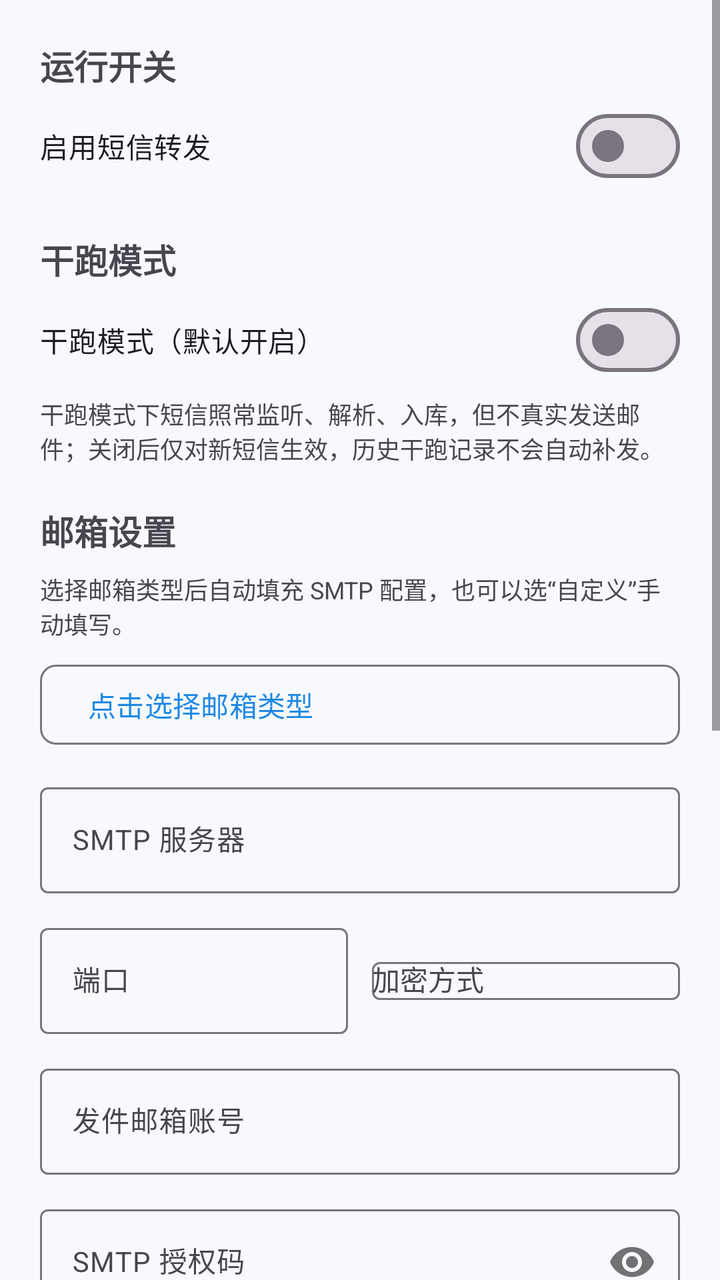
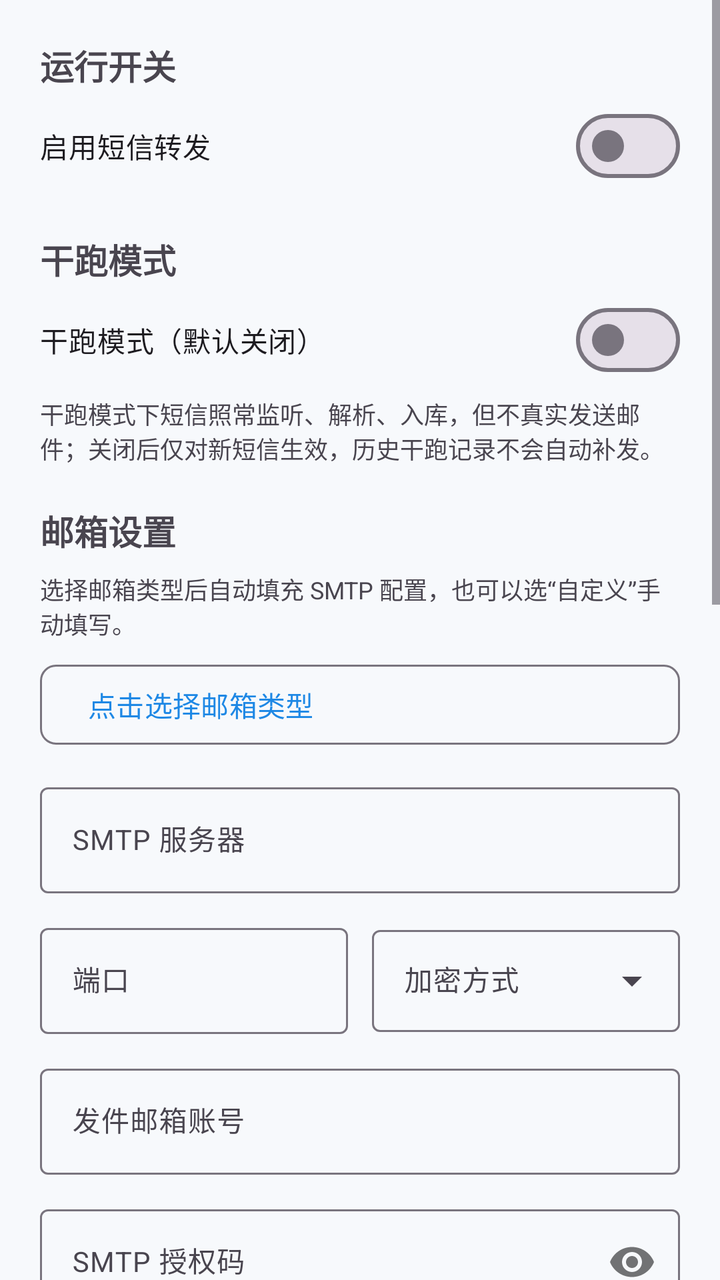

Two renders of the same Android screen: before a commit and after it. Below are the layout's source before the change and the commit's diff.
<!-- AndroidManifest.xml: application theme Theme.SmsForwarder -->
<!-- res/layout/activity_settings.xml -->
<?xml version="1.0" encoding="utf-8"?>
<ScrollView xmlns:android="http://schemas.android.com/apk/res/android"
    xmlns:app="http://schemas.android.com/apk/res-auto"
    android:layout_width="match_parent"
    android:layout_height="match_parent"
    android:fillViewport="true">

    <LinearLayout
        android:layout_width="match_parent"
        android:layout_height="wrap_content"
        android:orientation="vertical"
        android:padding="20dp">

        <TextView
            android:layout_width="wrap_content"
            android:layout_height="wrap_content"
            android:text="运行开关"
            android:textSize="17sp"
            android:textStyle="bold" />

        <com.google.android.material.materialswitch.MaterialSwitch
            android:id="@+id/switch_enabled"
            android:layout_width="match_parent"
            android:layout_height="wrap_content"
            android:layout_marginTop="4dp"
            android:text="启用短信转发"
            android:textSize="14sp" />

        <TextView
            android:layout_width="wrap_content"
            android:layout_height="wrap_content"
            android:layout_marginTop="20dp"
            android:text="干跑模式"
            android:textSize="17sp"
            android:textStyle="bold" />

        <com.google.android.material.materialswitch.MaterialSwitch
            android:id="@+id/switch_dry_run"
            android:layout_width="match_parent"
            android:layout_height="wrap_content"
            android:layout_marginTop="4dp"
            android:text="干跑模式（默认开启）"
            android:textSize="14sp" />

        <TextView
            android:layout_width="match_parent"
            android:layout_height="wrap_content"
            android:layout_marginTop="4dp"
            android:text="干跑模式下短信照常监听、解析、入库，但不真实发送邮件；关闭后仅对新短信生效，历史干跑记录不会自动补发。"
            android:textColor="?attr/colorOnSurfaceVariant"
            android:textSize="12sp" />

        <TextView
            android:layout_width="wrap_content"
            android:layout_height="wrap_content"
            android:layout_marginTop="20dp"
            android:text="邮箱设置"
            android:textSize="17sp"
            android:textStyle="bold" />

        <TextView
            android:layout_width="match_parent"
            android:layout_height="wrap_content"
            android:layout_marginTop="8dp"
            android:text="选择邮箱类型后自动填充 SMTP 配置，也可以选“自定义”手动填写。"
            android:textColor="?attr/colorOnSurfaceVariant"
            android:textSize="12sp" />

        <com.google.android.material.button.MaterialButton
            android:id="@+id/btn_mail_type"
            android:layout_width="match_parent"
            android:layout_height="wrap_content"
            android:layout_marginTop="8dp"
            android:text="点击选择邮箱类型"
            android:textSize="14sp"
            android:textAlignment="viewStart"
            style="@style/Widget.Material3.Button.OutlinedButton"
            app:cornerRadius="8dp" />

        <com.google.android.material.textfield.TextInputLayout
            android:id="@+id/ti_smtp_host"
            android:layout_width="match_parent"
            android:layout_height="wrap_content"
            android:layout_marginTop="12dp"
            android:hint="SMTP 服务器"
            style="@style/Widget.Material3.TextInputLayout.OutlinedBox">

            <com.google.android.material.textfield.TextInputEditText
                android:id="@+id/input_smtp_host"
                android:layout_width="match_parent"
                android:layout_height="wrap_content"
                android:textSize="14sp"
                android:inputType="textUri" />

        </com.google.android.material.textfield.TextInputLayout>

        <LinearLayout
            android:layout_width="match_parent"
            android:layout_height="wrap_content"
            android:layout_marginTop="12dp"
            android:orientation="horizontal">

            <com.google.android.material.textfield.TextInputLayout
                android:id="@+id/ti_smtp_port"
                android:layout_width="0dp"
                android:layout_height="wrap_content"
                android:layout_weight="1"
                android:hint="端口"
                style="@style/Widget.Material3.TextInputLayout.OutlinedBox">

                <com.google.android.material.textfield.TextInputEditText
                    android:id="@+id/input_smtp_port"
                    android:layout_width="match_parent"
                    android:layout_height="wrap_content"
                    android:textSize="14sp"
                    android:inputType="number" />

            </com.google.android.material.textfield.TextInputLayout>

            <Space
                android:layout_width="12dp"
                android:layout_height="1dp" />

            <com.google.android.material.textfield.TextInputLayout
                android:id="@+id/ti_encryption"
                android:layout_width="0dp"
                android:layout_height="wrap_content"
                android:layout_weight="1"
                android:hint="加密方式"
                style="@style/Widget.Material3.TextInputLayout.OutlinedBox">

                <com.google.android.material.textfield.MaterialAutoCompleteTextView
                    android:id="@+id/input_encryption"
                    android:layout_width="match_parent"
                    android:layout_height="wrap_content"
                    android:textSize="14sp"
                    android:inputType="none" />

            </com.google.android.material.textfield.TextInputLayout>

        </LinearLayout>

        <com.google.android.material.textfield.TextInputLayout
            android:id="@+id/ti_username"
            android:layout_width="match_parent"
            android:layout_height="wrap_content"
            android:layout_marginTop="12dp"
            android:hint="发件邮箱账号"
            style="@style/Widget.Material3.TextInputLayout.OutlinedBox">

            <com.google.android.material.textfield.TextInputEditText
                android:id="@+id/input_username"
                android:layout_width="match_parent"
                android:layout_height="wrap_content"
                android:textSize="14sp"
                android:inputType="textEmailAddress" />

        </com.google.android.material.textfield.TextInputLayout>

        <com.google.android.material.textfield.TextInputLayout
            android:id="@+id/ti_auth_code"
            android:layout_width="match_parent"
            android:layout_height="wrap_content"
            android:layout_marginTop="12dp"
            android:hint="SMTP 授权码"
            app:helperText="需先在邮箱网页端开启 SMTP 并获取授权码（见下方教程）"
            app:passwordToggleEnabled="true"
            style="@style/Widget.Material3.TextInputLayout.OutlinedBox">

            <com.google.android.material.textfield.TextInputEditText
                android:id="@+id/input_auth_code"
                android:layout_width="match_parent"
                android:layout_height="wrap_content"
                android:textSize="14sp"
                android:inputType="textPassword" />

        </com.google.android.material.textfield.TextInputLayout>

        <com.google.android.material.button.MaterialButton
            android:id="@+id/btn_smtp_guide"
            android:layout_width="wrap_content"
            android:layout_height="wrap_content"
            android:layout_marginTop="4dp"
            android:text="？ 如何获取 SMTP 授权码"
            android:textSize="13sp"
            style="@style/Widget.Material3.Button.TextButton" />

        <com.google.android.material.textfield.TextInputLayout
            android:id="@+id/ti_to_email"
            android:layout_width="match_parent"
            android:layout_height="wrap_content"
            android:layout_marginTop="12dp"
            android:hint="目标收件邮箱"
            app:helperText="可填自身邮箱（自发自收）"
            style="@style/Widget.Material3.TextInputLayout.OutlinedBox">

            <com.google.android.material.textfield.TextInputEditText
                android:id="@+id/input_to_email"
                android:layout_width="match_parent"
                android:layout_height="wrap_content"
                android:textSize="14sp"
                android:inputType="textEmailAddress" />

        </com.google.android.material.textfield.TextInputLayout>

        <com.google.android.material.materialswitch.MaterialSwitch
            android:id="@+id/switch_full_number"
            android:layout_width="match_parent"
            android:layout_height="wrap_content"
            android:layout_marginTop="14dp"
            android:text="邮件主题显示完整号码"
            android:textSize="14sp" />

        <com.google.android.material.textfield.TextInputLayout
            android:id="@+id/ti_interval"
            android:layout_width="match_parent"
            android:layout_height="wrap_content"
            android:layout_marginTop="14dp"
            android:hint="发送间隔（秒，限速防封）"
            style="@style/Widget.Material3.TextInputLayout.OutlinedBox">

            <com.google.android.material.textfield.TextInputEditText
                android:id="@+id/input_interval"
                android:layout_width="match_parent"
                android:layout_height="wrap_content"
                android:textSize="14sp"
                android:inputType="number" />

        </com.google.android.material.textfield.TextInputLayout>

        <com.google.android.material.button.MaterialButton
            android:id="@+id/btn_save"
            android:layout_width="match_parent"
            android:layout_height="wrap_content"
            android:layout_marginTop="20dp"
            android:text="保存配置"
            android:textSize="15sp"
            app:cornerRadius="12dp" />

        <com.google.android.material.button.MaterialButton
            android:id="@+id/btn_test"
            android:layout_width="match_parent"
            android:layout_height="wrap_content"
            android:layout_marginTop="10dp"
            android:text="发送测试邮件（手动）"
            android:textSize="15sp"
            style="@style/Widget.Material3.Button.TonalButton"
            app:cornerRadius="12dp" />

    </LinearLayout>

</ScrollView>
<!-- resources referenced by this layout -->
<resources>
  <style name="Theme.SmsForwarder" parent="Theme.Material3.DayNight.NoActionBar">
          <item name="colorPrimary">@color/primary</item>
          <item name="colorOnPrimary">@color/on_primary</item>
          <item name="colorPrimaryContainer">@color/primary_container</item>
          <item name="colorOnPrimaryContainer">@color/on_primary_container</item>
          <item name="android:colorBackground">@color/background</item>
      </style>
  <color name="primary">#1E88E5</color>
  <color name="on_primary">#FFFFFF</color>
  <color name="primary_container">#D7E8FB</color>
  <color name="on_primary_container">#0A3B66</color>
  <color name="background">#F7F9FC</color>
</resources>

<!-- the commit's change to res/layout/activity_settings.xml (unified diff, before → after) -->
@@ -39,7 +39,7 @@
             android:layout_width="match_parent"
             android:layout_height="wrap_content"
             android:layout_marginTop="4dp"
-            android:text="干跑模式（默认开启）"
+            android:text="干跑模式（默认关闭）"
             android:textSize="14sp" />
 
         <TextView
@@ -127,12 +127,15 @@
                 android:layout_height="wrap_content"
                 android:layout_weight="1"
                 android:hint="加密方式"
-                style="@style/Widget.Material3.TextInputLayout.OutlinedBox">
+                style="@style/Widget.Material3.TextInputLayout.OutlinedBox.ExposedDropdownMenu">
 
                 <com.google.android.material.textfield.MaterialAutoCompleteTextView
                     android:id="@+id/input_encryption"
                     android:layout_width="match_parent"
                     android:layout_height="wrap_content"
+                    android:minHeight="0dp"
+                    android:paddingTop="16dp"
+                    android:paddingBottom="16dp"
                     android:textSize="14sp"
                     android:inputType="none" />
 
@@ -227,6 +230,22 @@
                 android:inputType="number" />
 
         </com.google.android.material.textfield.TextInputLayout>
+
+        <com.google.android.material.materialswitch.MaterialSwitch
+            android:id="@+id/switch_auto_network"
+            android:layout_width="match_parent"
+            android:layout_height="wrap_content"
+            android:layout_marginTop="20dp"
+            android:text="短信到达时自动开启网络（发送后关闭）"
+            android:textSize="14sp" />
+
+        <TextView
+            android:layout_width="match_parent"
+            android:layout_height="wrap_content"
+            android:layout_marginTop="4dp"
+            android:text="默认关闭。开启后每次发送邮件前自动打开 WiFi 与移动数据，发送完成后恢复原状。首次打开会申请网络控制权限。注意：Android 11+ 系统禁止应用直接开关网络（setWifiEnabled 已失效），需安装 Shizuku 并经 adb 激活后本功能才能自动生效（见安装说明第四节）；无 Shizuku/Root 时请保持网络开启。"
+            android:textColor="?attr/colorOnSurfaceVariant"
+            android:textSize="12sp" />
 
         <com.google.android.material.button.MaterialButton
             android:id="@+id/btn_save"
@@ -247,6 +266,16 @@
             style="@style/Widget.Material3.Button.TonalButton"
             app:cornerRadius="12dp" />
 
+        <com.google.android.material.button.MaterialButton
+            android:id="@+id/btn_about"
+            android:layout_width="match_parent"
+            android:layout_height="wrap_content"
+            android:layout_marginTop="10dp"
+            android:text="关于"
+            android:textSize="14sp"
+            style="@style/Widget.Material3.Button.TextButton"
+            app:cornerRadius="12dp" />
+
     </LinearLayout>
 
 </ScrollView>
